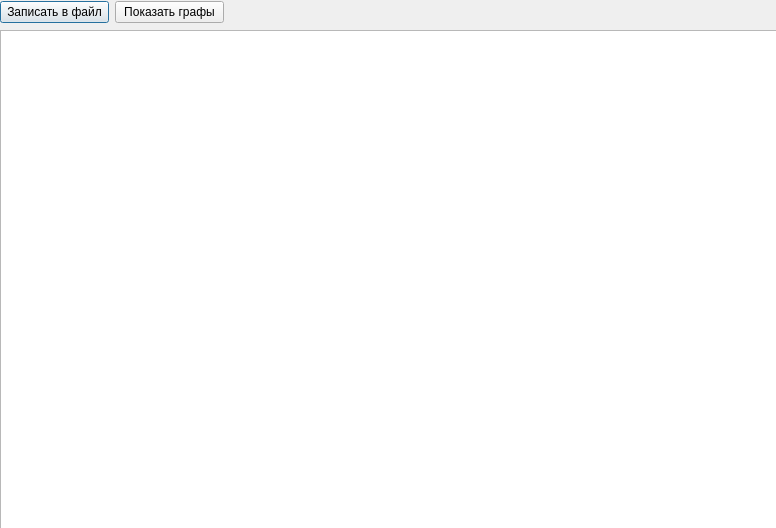
This is QT/second_window.ui in torokar/exchangeRate_cbr as Qt 5 draws it before an edit. The edited form follows.
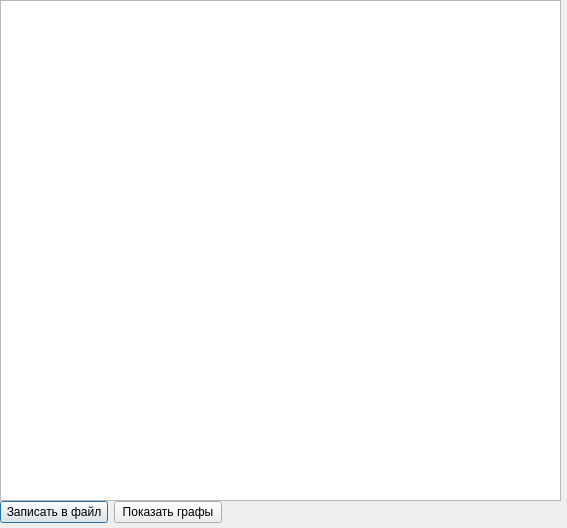
This is the edited form. Icons and pictures are not drawn.

Diff of the .ui file:
```diff
--- a/QT/second_window.ui
+++ b/QT/second_window.ui
@@ -6,7 +6,7 @@
    <rect>
     <x>0</x>
     <y>0</y>
-    <width>776</width>
+    <width>567</width>
     <height>528</height>
    </rect>
   </property>
@@ -26,8 +26,8 @@
    <property name="geometry">
     <rect>
      <x>0</x>
-     <y>30</y>
-     <width>781</width>
+     <y>0</y>
+     <width>561</width>
      <height>501</height>
     </rect>
    </property>
@@ -38,12 +38,12 @@
     <bool>true</bool>
    </property>
   </widget>
-  <widget class="QWidget" name="layoutWidget">
+  <widget class="QWidget" name="">
    <property name="geometry">
     <rect>
      <x>0</x>
-     <y>0</y>
-     <width>224</width>
+     <y>500</y>
+     <width>222</width>
      <height>25</height>
     </rect>
    </property>
```
Left out of the diff: 5 changed lines with no effect on the pictures.
